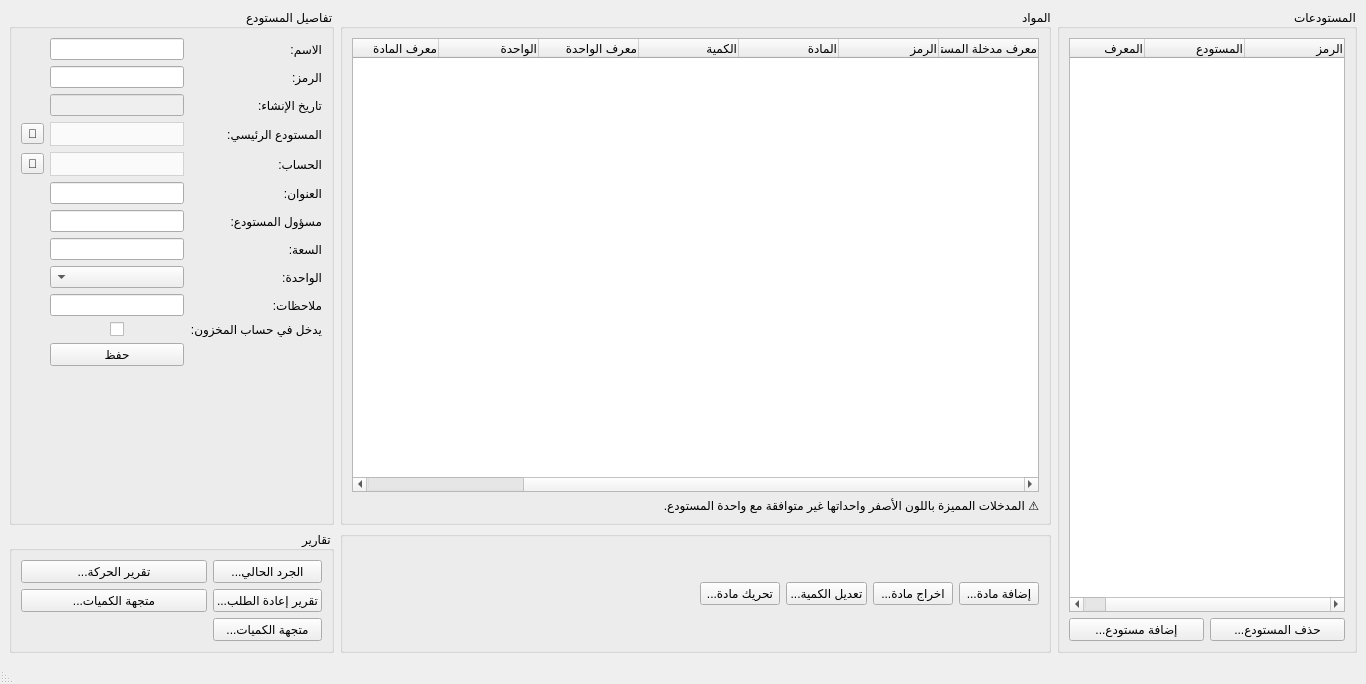
First picture: the form in Ui_Warehouses.ui, repository rabee361/E-commerce2, before the edit.
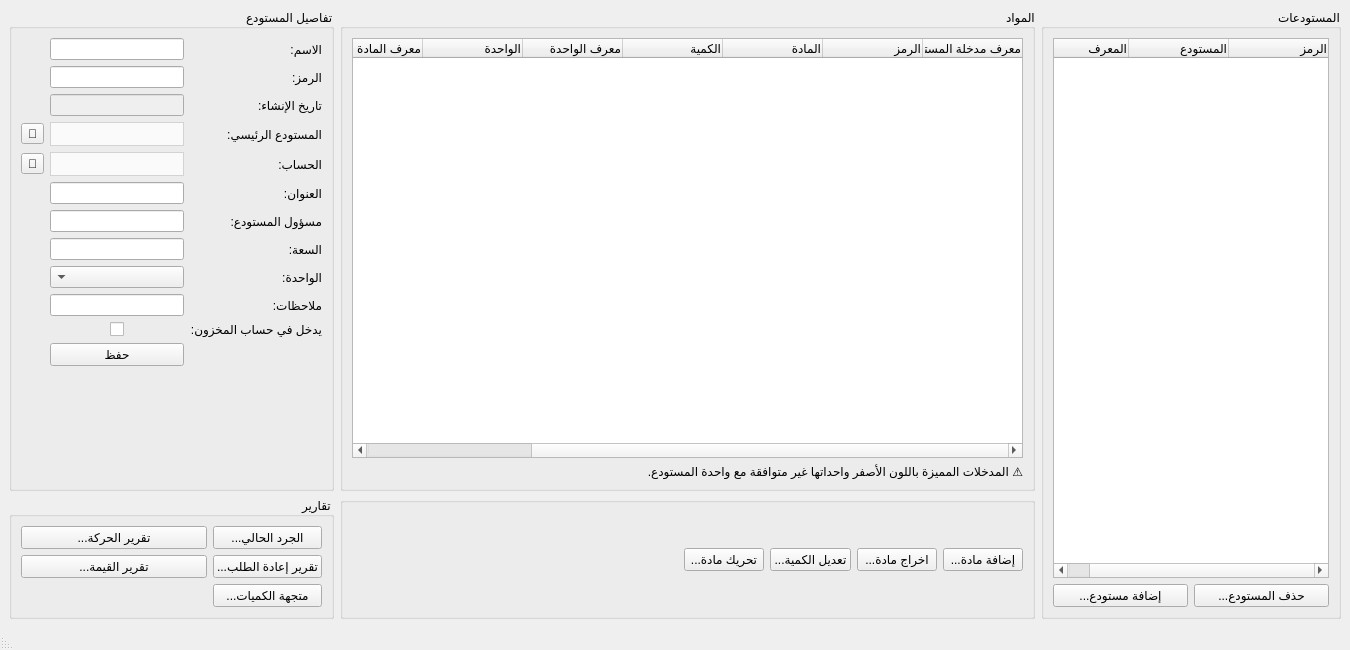
Second picture: the form after the edit.

What changed in the file:
```diff
--- a/Ui_Warehouses.ui
+++ b/Ui_Warehouses.ui
@@ -9,8 +9,8 @@
    <rect>
     <x>0</x>
     <y>0</y>
-    <width>1366</width>
-    <height>684</height>
+    <width>1350</width>
+    <height>650</height>
    </rect>
   </property>
   <property name="sizePolicy">
@@ -516,7 +516,7 @@
        <item row="1" column="1" rowspan="2" colspan="2">
         <widget class="QPushButton" name="warehouse_reports">
          <property name="text">
-          <string>...متجهة الكميات</string>
+          <string>...تقرير القيمة</string>
          </property>
         </widget>
        </item>
```
Left out of the diff: 12 changed lines with no effect on the pictures.
